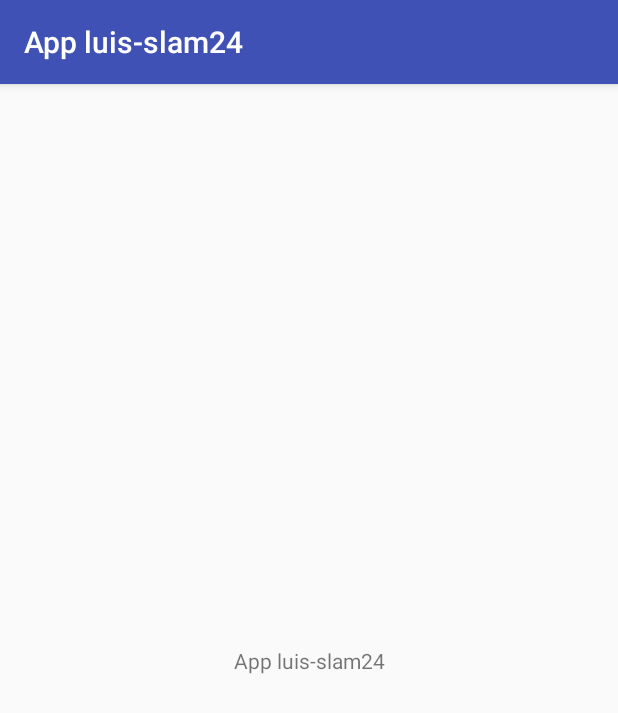
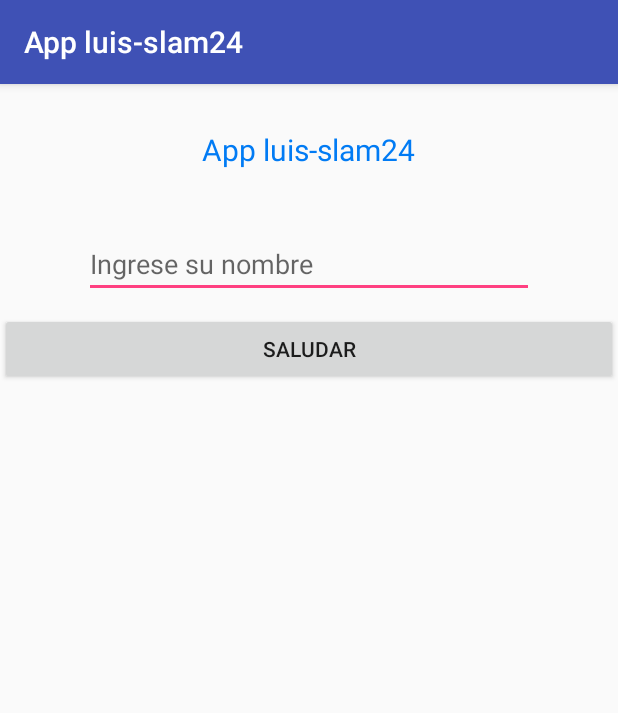
Before and after one commit to dehors/android-SmartGeeks, an Android app: the screen it shows after launch (MainActivity), on a phone screen of 412 x 824 dp. Shown: the top 713 px of the screen. Run offline under Robolectric (Android 15) with nearby library versions, the phone set to English and light mode, and no system bars.

Commit message:
feat: Liner layout

```diff
--- a/app/src/main/res/layout/activity_main.xml
+++ b/app/src/main/res/layout/activity_main.xml
@@ -1,19 +1,30 @@
-<?xml version="1.0" encoding="utf-8"?>
-<android.support.constraint.ConstraintLayout
+<LinearLayout
     xmlns:android="http://schemas.android.com/apk/res/android"
     xmlns:tools="http://schemas.android.com/tools"
-    xmlns:app="http://schemas.android.com/apk/res-auto"
     android:layout_width="match_parent"
     android:layout_height="match_parent"
+    android:orientation="vertical"
     tools:context="com.example.slam24.smartgeeks.MainActivity">
 
     <TextView
         android:layout_width="wrap_content"
         android:layout_height="wrap_content"
         android:text="@string/app_name"
-        app:layout_constraintBottom_toBottomOf="parent"
-        app:layout_constraintLeft_toLeftOf="parent"
-        app:layout_constraintRight_toRightOf="parent"
-        app:layout_constraintTop_toTopOf="parent" />
+        android:layout_gravity="center_horizontal"
+        android:textSize="20sp"
+        android:textColor="#017bf4"
+        android:layout_margin="20dp"
+        android:padding="10dp"
+        android:id="@+id/tvTitulo"/>
+    <EditText
+        android:layout_width="300dp"
+        android:layout_height="wrap_content"
+        android:hint="Ingrese su nombre"
+        android:layout_margin="10dp"
+        android:layout_gravity="center_horizontal"/>
+    <Button
+        android:layout_width="match_parent"
+        android:layout_height="wrap_content"
+        android:text="Saludar"/>
 
-</android.support.constraint.ConstraintLayout>
+</LinearLayout>
--- a/gradle.properties
+++ b/gradle.properties
@@ -9,7 +9,7 @@
 
 # Specifies the JVM arguments used for the daemon process.
 # The setting is particularly useful for tweaking memory settings.
-org.gradle.jvmargs=-Xmx1024m
+#org.gradle.jvmargs=-Xmx512m
 
 # When configured, Gradle will run in incubating parallel mode.
 # This option should only be used with decoupled projects. More details, visit
```
